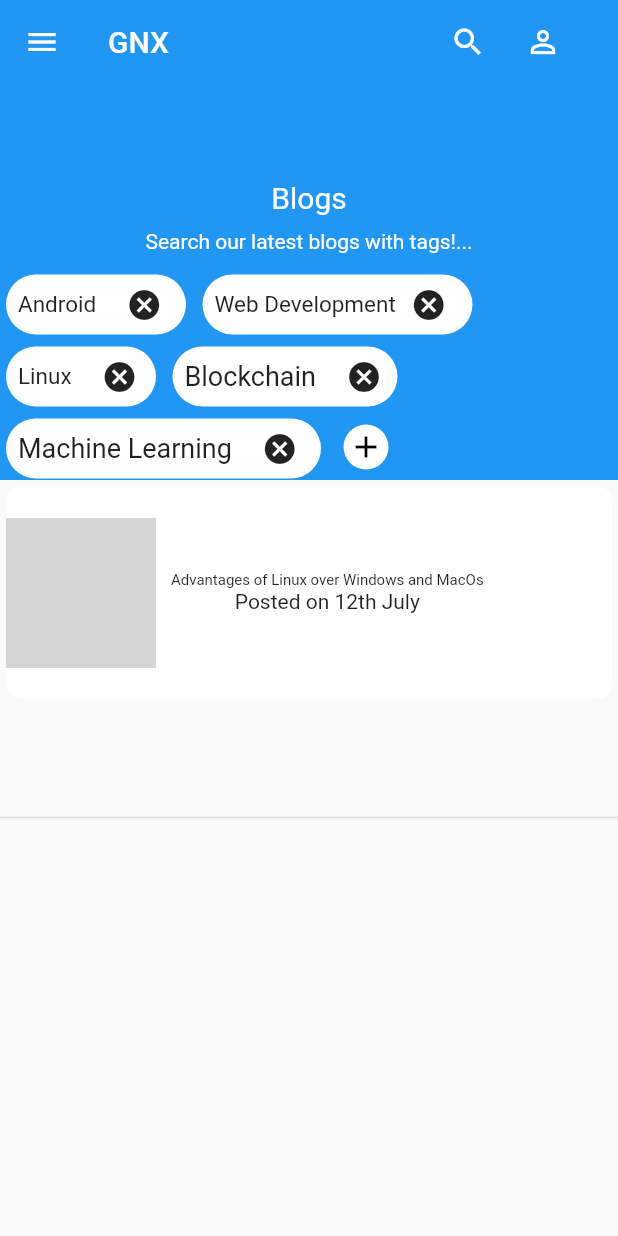
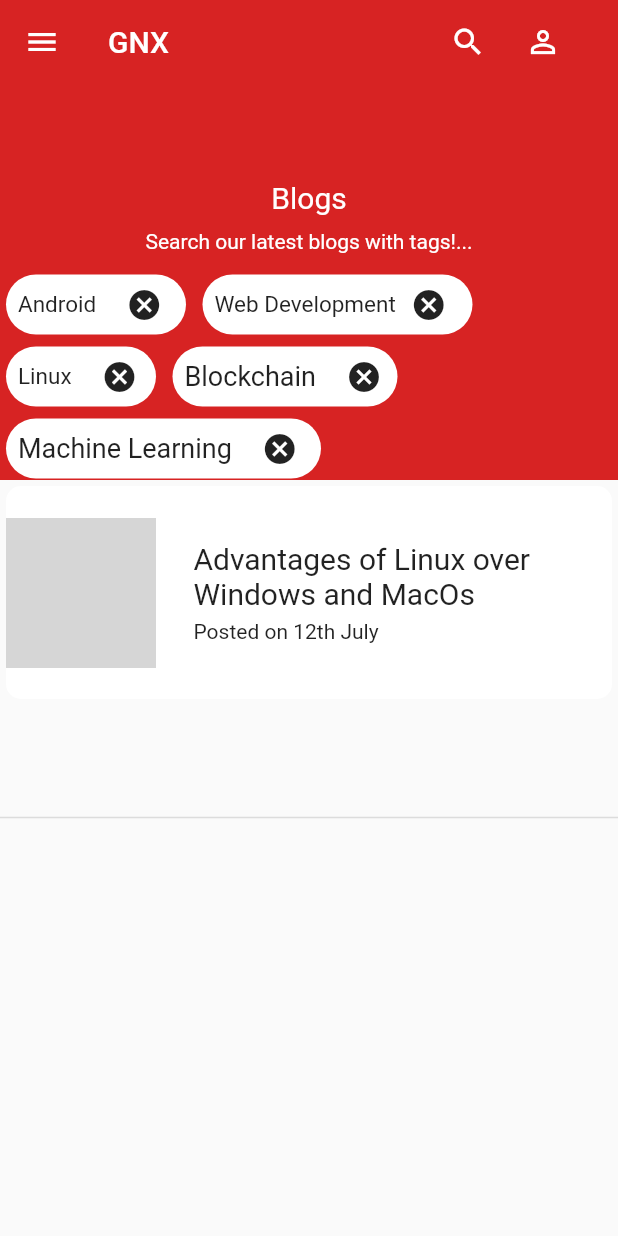
Before and after one commit to Sweta040799/Blogs-Page, a Flutter app: the screen it shows after launch, on a phone screen of 412 x 824 dp. Run offline on Flutter 3.47's test engine with Material 2 defaults, Android fonts, the phone set to English and light mode, and no system bars; network calls fail; grey boxes are pictures that could not be loaded.

Commit message:
Blogs Page

```diff
--- a/lib/NavDrawer.dart
+++ b/lib/NavDrawer.dart
@@ -33,7 +33,7 @@ class NavDrawerState extends State<NavDrawer>{
                   )
                 ],
               ),
-              decoration: BoxDecoration(color: Colors.lightBlue),
+              decoration: BoxDecoration(color: Color(0xffd72323)),
             ),
           ),
           ListTile(
--- a/lib/main.dart
+++ b/lib/main.dart
@@ -27,13 +27,127 @@ class HomeState extends State<Home>{
   Widget build(BuildContext context) {
     return Scaffold(
       drawer: NavDrawer(),
-      body: CustomScrollView(
+      body: ExtendedAppBar()
+    );
+  }
+
+}
+
+class ExtendedAppBar extends StatefulWidget{
+  @override
+  State<StatefulWidget> createState()=>ExtenState();
+}
+
+class ExtenState extends State<ExtendedAppBar>{
+  @override
+  Widget build(BuildContext context) {
+    return CustomScrollView(
       slivers: <Widget>[
         SliverAppBar(
+          backgroundColor: Color(0xffd72323),
           title: MainBar(),
           pinned: true,
           expandedHeight: 320.0,
-            flexibleSpace: FlexibleSpaceBar(
+          flexibleSpace: FlexBar()
+        ),
+        SliverList(delegate: SliverChildListDelegate(
+            <Widget>[
+              Container(
+                height: 150.0,
+                child: Card(
+                  elevation: 0.0,
+                  shape: RoundedRectangleBorder(
+                      borderRadius: BorderRadius.circular(10.0)
+                  ),
+                  child: Row(
+                    children: <Widget>[
+                      Container(
+                        height: 100.0,
+                        width: 100.0,
+                        decoration: BoxDecoration(
+                          borderRadius: BorderRadius.circular(10.0),
+                        ),
+                        child: Image.network(
+                            "https://s30776.pcdn.co/wp-content/uploads/2020/04/AdobeStock_305233591.jpeg"
+                        ),
+                      ),
+
+                      SizedBox(
+                        width: 15.0,
+                      ),
+
+                      Padding(
+                        padding: const EdgeInsets.only(left: 10.0),
+                        child: Container(
+                          child: FittedBox(
+                            child: Container(
+                              width: 250,
+                              alignment: Alignment.centerLeft,
+                              child: Column(
+                                children: <Widget>[
+                                  Center(
+                                    child: Container(
+
+
+                                        child: Text(
+                                          "Advantages of Linux over Windows and MacOs",
+                                         overflow: TextOverflow.ellipsis,
+                                          maxLines: 2,
+                                          style: TextStyle(
+                                              fontSize: 20.0
+                                          ),
+                                        )
+                                    ),
+                                  ),
+
+                                  SizedBox(
+                                    height: 6.0,
+                                  ),
+
+
+                                     Container(
+
+                                        alignment: Alignment.centerLeft,
+                                        child: Text("Posted on 12th July")),
+
+
+
+
+                                ],
+                              ),
+                            ),
+                          ),
+
+                        ),
+                      )
+
+                    ],
+                  ),
+                ),
+
+              ),
+
+
+              Divider(
+                height: 150.0,
+                thickness: 1.0,
+              )
+            ]))
+      ],
+    );
+  }
+
+}
+
+class FlexBar extends StatefulWidget{
+  @override
+  State<StatefulWidget> createState() =>FlexBarState();
+}
+class FlexBarState extends State<FlexBar>{
+  @override
+  Widget build(BuildContext context) {
+
+    return  FlexibleSpaceBar(
       collapseMode: CollapseMode.parallax,
       centerTitle: true,
       background: Container(
@@ -211,29 +325,6 @@ class HomeState extends State<Home>{
                   ),
 
 
-                            Padding(
-                              padding: const EdgeInsets.all(8.0),
-                              child: Container(
-                           child: GestureDetector(
-                             child: CircleAvatar(
-                                 radius: 15.0,
-                                 backgroundColor: Colors.white,
-                                 child: Icon(Icons.add,color: Colors.black,),
-                             ),
-                             onTap: (){
-                               DropdownButton<String>(
-                                   items: _tech.map((String dropDownString){
-                                     return DropdownMenuItem<String>(
-                                       value: dropDownString,
-                                       child: Text(dropDownString),
-
-                                     );
-                                   }).toList(), onChanged: null);
-                             },
-                           ),
-
-                              ),
-                            )
                 ],
               ),
             ),
@@ -242,74 +333,9 @@ class HomeState extends State<Home>{
           ],
         ),
       ),
-            ),
-          ),
-          SliverList(delegate: SliverChildListDelegate(
-              <Widget>[
-                 Container(
-                   height: 150.0,
-                   child: Card(
-                     elevation: 0.0,
-                     shape: RoundedRectangleBorder(
-                       borderRadius: BorderRadius.circular(10.0)
-                     ),
-                     child: Row(
-                       children: <Widget>[
-                         Container(
-                           height: 100.0,
-                           width: 100.0,
-                           decoration: BoxDecoration(
-                             borderRadius: BorderRadius.circular(10.0),
-                           ),
-                           child: Image.network(
-                             "https://s30776.pcdn.co/wp-content/uploads/2020/04/AdobeStock_305233591.jpeg"
-                           ),
-                         ),
+    );
 
-                         Padding(
-                           padding: const EdgeInsets.only(left: 10.0),
-                           child: Container(
-                            child: FittedBox(
-                              child: Column(
-                                children: <Widget>[
-                                  Container(
-                                      alignment: Alignment.centerLeft,
-                                      child: Text(
-                                        "Advantages of Linux over Windows and MacOs",
-                                        style: TextStyle(
-                                          fontSize: 10.0
-                                        ),
-                                      )
-                                  ),
-
-                                  Container(
-                                      alignment: Alignment.centerLeft,
-                                      child: Text("Posted on 12th July")),
+  }
 
 
-
-                                ],
-                              ),
-                            ),
-
-                           ),
-                         )
-
-                       ],
-                     ),
-                   ),
-
-                 ),
-
-
-                Divider(
-                  height: 150.0,
-                  thickness: 1.0,
-                )
-              ]))
-        ],
-      ),
-    );
 }
-
-}
```
Lines whose indentation alone changed are shown as unchanged.
